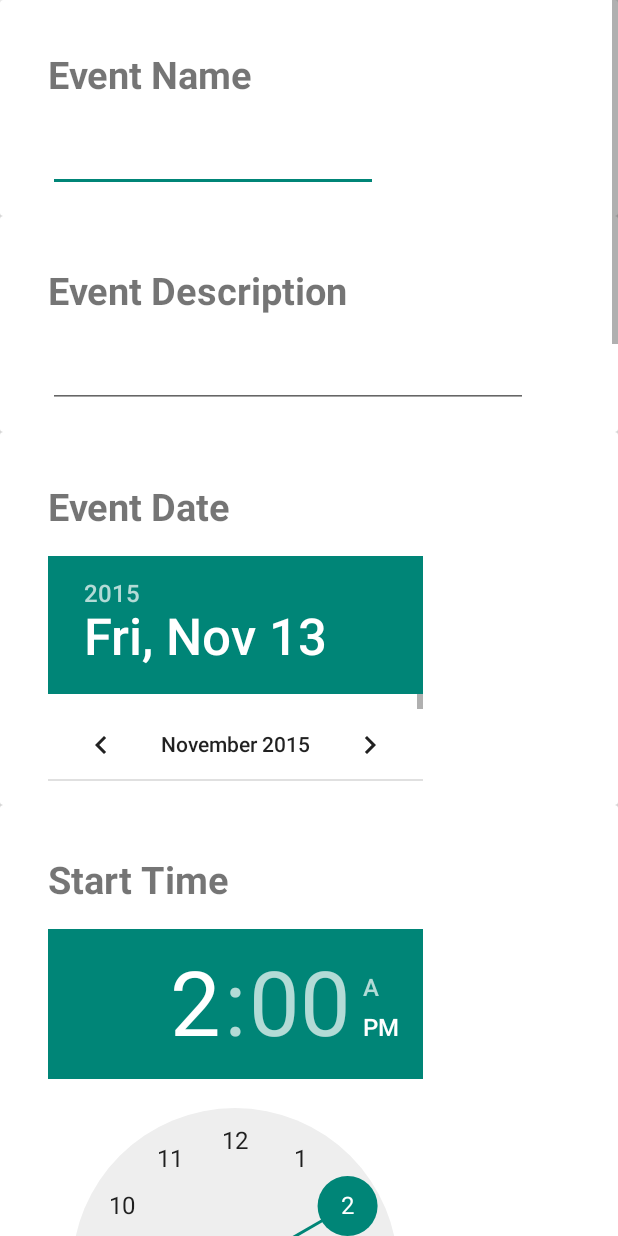
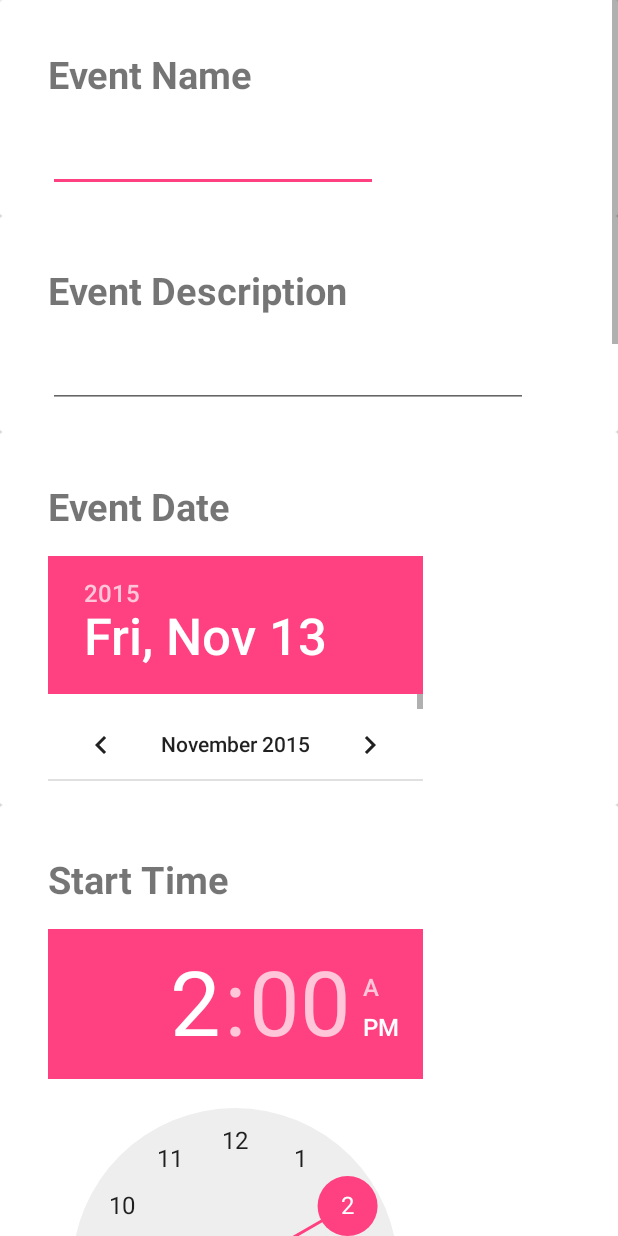
Before and after one commit to ram1988/bluebridge, an Android app: the EventAdminHomeTabActivity screen opened directly, with no data from a screen before it, after a tap on an icon or button, on a phone screen of 412 x 824 dp. Run offline under Robolectric (Android 15) with nearby library versions, the phone set to English and light mode, and no system bars; libraries missing offline, so code that uses them is left out: com.roomorama.caldroid.

Commit message:
update the theme, looks fashion and modern now

```diff
--- a/app/src/main/res/layout/activity_event_login.xml
+++ b/app/src/main/res/layout/activity_event_login.xml
@@ -11,6 +11,10 @@
     android:paddingTop="@dimen/activity_vertical_margin"
     tools:context="com.ibm.bluebridge.EventLoginActivity">
 
+    <android.support.design.widget.AppBarLayout android:id="@+id/appbar"
+        android:layout_width="match_parent" android:layout_height="wrap_content"
+        android:theme="@style/AppTheme.AppBarOverlay">
+
         <android.support.v7.widget.Toolbar
             android:id="@+id/my_toolbar"
             android:layout_width="match_parent"
@@ -18,6 +22,8 @@
             android:background="?attr/colorPrimaryDark"
             android:theme="@style/ThemeOverlay.AppCompat.ActionBar"
             app:popupTheme="@style/ThemeOverlay.AppCompat.Light"/>
+
+    </android.support.design.widget.AppBarLayout>
 
     <!-- Login progress -->
     <ProgressBar android:id="@+id/login_progress" style="?android:attr/progressBarStyleLarge"
--- a/app/src/main/res/layout/activity_event_manage_parents.xml
+++ b/app/src/main/res/layout/activity_event_manage_parents.xml
@@ -8,11 +8,11 @@
 
     <android.support.design.widget.AppBarLayout android:id="@+id/appbar"
         android:layout_width="match_parent" android:layout_height="wrap_content"
-        android:paddingTop="@dimen/appbar_padding_top" android:theme="@style/AppBarOverlay">
+        android:paddingTop="@dimen/appbar_padding_top" android:theme="@style/AppTheme.AppBarOverlay">
 
         <android.support.v7.widget.Toolbar android:id="@+id/toolbar"
             android:layout_width="match_parent" android:layout_height="?attr/actionBarSize"
-            android:background="?attr/colorPrimary" app:popupTheme="@style/PopupOverlay"
+            android:background="?attr/colorPrimary" app:popupTheme="@style/AppTheme.PopupOverlay"
             app:layout_scrollFlags="scroll|enterAlways">
 
         </android.support.v7.widget.Toolbar>
--- a/app/src/main/res/layout/activity_event_parent_detail.xml
+++ b/app/src/main/res/layout/activity_event_parent_detail.xml
@@ -7,12 +7,12 @@ android:layout_height="match_parent" android:fitsSystemWindows="true"
 tools:context="com.ibm.bluebridge.EventParentDetailActivity">
 
 <android.support.design.widget.AppBarLayout android:layout_height="wrap_content"
-    android:layout_width="match_parent" android:theme="@style/AppBarOverlay"
+    android:layout_width="match_parent" android:theme="@style/AppTheme.AppBarOverlay"
     android:id="@+id/appBarLayout">
 
     <android.support.v7.widget.Toolbar android:id="@+id/toolbar"
         android:layout_width="match_parent" android:layout_height="?attr/actionBarSize"
-        android:background="?attr/colorPrimary" app:popupTheme="@style/PopupOverlay" />
+        android:background="?attr/colorPrimary" app:popupTheme="@style/AppTheme.PopupOverlay" />
 
 </android.support.design.widget.AppBarLayout>
 
--- a/app/src/main/res/values-v21/styles.xml
+++ b/app/src/main/res/values-v21/styles.xml
@@ -5,10 +5,10 @@
         <item name="android:windowDrawsSystemBarBackgrounds">true</item>
         <item name="android:statusBarColor">@android:color/transparent</item>
     </style>>
-    <style name="NoActionBar" parent="Theme.AppCompat.Light.DarkActionBar">
+    <!--<style name="NoActionBar" parent="Theme.AppCompat.Light.DarkActionBar">
         <item name="windowActionBar">false</item>
         <item name="windowNoTitle">true</item>
         <item name="android:windowDrawsSystemBarBackgrounds">true</item>
         <item name="android:statusBarColor">@android:color/transparent</item>
-    </style>
+    </style>-->
 </resources>
--- /dev/null
+++ b/app/src/main/res/values/colors.xml
@@ -0,0 +1,6 @@
+<?xml version="1.0" encoding="utf-8"?>
+<resources>
+    <color name="colorPrimary">#3F51B5</color>
+    <color name="colorPrimaryDark">#303F9F</color>
+    <color name="colorAccent">#FF4081</color>
+</resources>
--- a/app/src/main/res/values/styles.xml
+++ b/app/src/main/res/values/styles.xml
@@ -1,9 +1,11 @@
 <resources>
 
     <!-- Base application theme. -->
-    <style name="AppTheme" parent="@style/Theme.AppCompat.NoActionBar">
+    <style name="AppTheme" parent="Theme.AppCompat.Light.DarkActionBar">
         <!-- Customize your theme here. -->
-
+        <item name="colorPrimary">@color/colorPrimary</item>
+        <item name="colorPrimaryDark">@color/colorPrimaryDark</item>
+        <item name="colorAccent">@color/colorAccent</item>
     </style>
     <style name="AppTheme.NoActionBar">
         <item name="windowActionBar">false</item>
@@ -11,11 +13,5 @@
     </style>
     <style name="AppTheme.AppBarOverlay" parent="ThemeOverlay.AppCompat.Dark.ActionBar" />
     <style name="AppTheme.PopupOverlay" parent="ThemeOverlay.AppCompat.Light" />
-    <style name="AppBarOverlay" parent="ThemeOverlay.AppCompat.Dark.ActionBar" />
-    <style name="PopupOverlay" parent="ThemeOverlay.AppCompat.Light" />
-    <style name="NoActionBar" parent="Theme.AppCompat.Light.DarkActionBar">
-        <item name="windowActionBar">false</item>
-        <item name="windowNoTitle">true</item>
-    </style>
 
 </resources>
```
Also changed, not shown: app/src/main/AndroidManifest.xml (+17 -10 lines), app/src/main/res/mipmap-hdpi/ic_launcher.png (deleted), app/src/main/res/mipmap-mdpi/ic_launcher.png (deleted), app/src/main/res/mipmap-xhdpi/ic_launcher.png (deleted), app/src/main/res/mipmap-xxhdpi/ic_launcher.png (deleted), app/src/main/res/mipmap-xxxhdpi/ic_launcher.png (deleted). Lines whose indentation alone changed are shown as unchanged.
